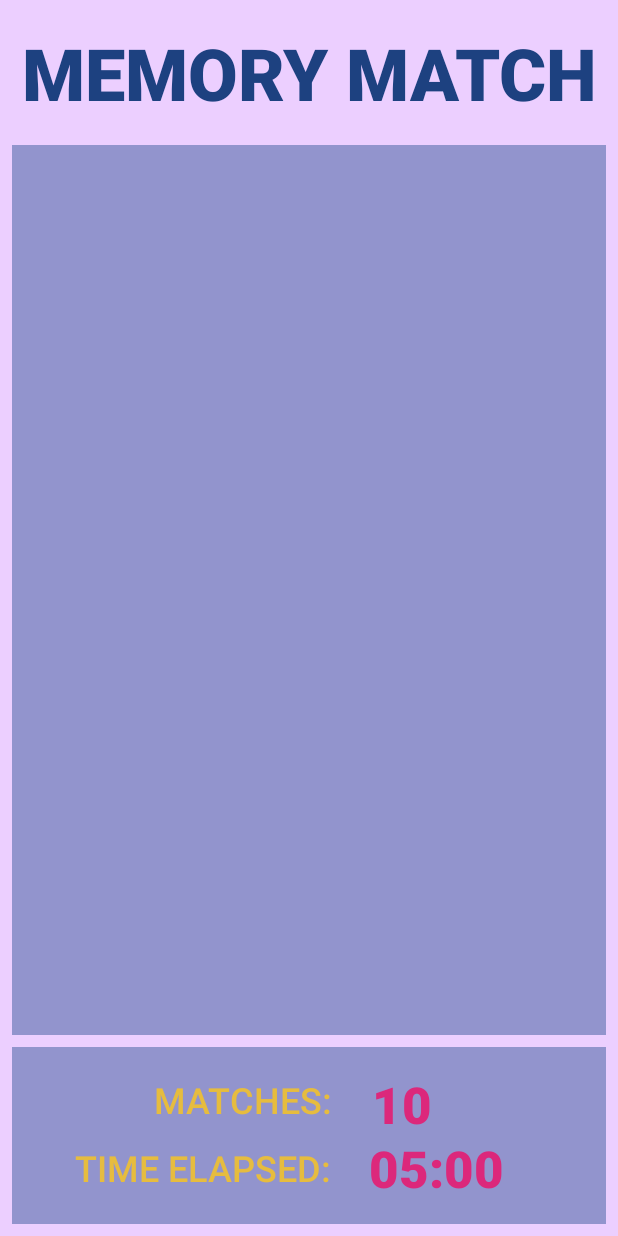
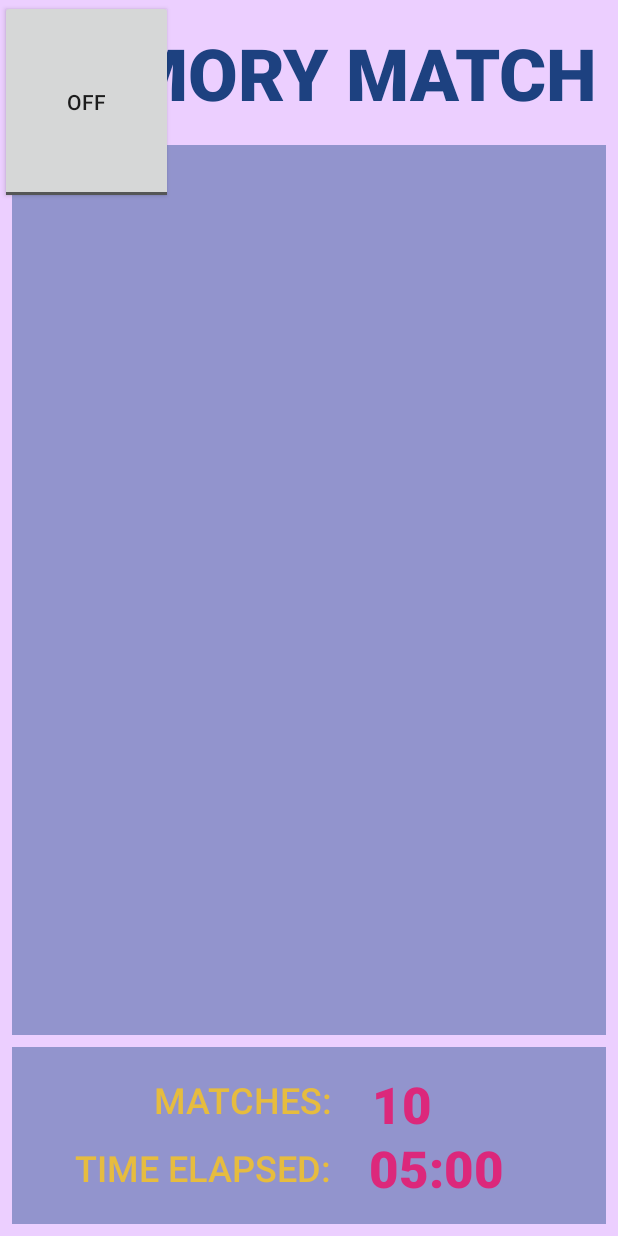
Before and after one commit to steadows/Memory, an Android app: the GamePlayFragment screen opened through its navigation route, on a phone screen of 412 x 824 dp. Run offline under Robolectric (Android 15) with nearby library versions, the phone set to English and light mode, and no system bars.

Commit message:
card class made + added pictures

```diff
--- /dev/null
+++ b/app/src/main/java/com/memory/Card.java
@@ -0,0 +1,18 @@
+package com.memory;
+
+import android.media.Image;
+
+
+public class Card {
+    Image defaultImage;
+    Image hiddenImage;
+
+    Card(){}
+
+    Card(Image hiddenImage){
+        this.hiddenImage = hiddenImage;
+    }
+
+
+
+}
--- a/app/src/main/java/com/memory/GamePlayFragment.java
+++ b/app/src/main/java/com/memory/GamePlayFragment.java
@@ -23,6 +23,14 @@ public class GamePlayFragment extends Fragment {
     // TODO: Rename and change types of parameters
     private String mParam1;
     private String mParam2;
+
+    // Library of all cards available for use
+    private static Card[] allCards;
+
+    // Cards in use for game board
+    private Card[] gameSet1;
+    private Card[] gameSet2;
+
 
     public GamePlayFragment() {
         // Required empty public constructor
--- a/app/src/main/res/layout/fragment_game_play.xml
+++ b/app/src/main/res/layout/fragment_game_play.xml
@@ -39,8 +39,10 @@
         android:background="#74264E91"
         app:layout_constraintBottom_toTopOf="@+id/scorecard_view"
         app:layout_constraintEnd_toEndOf="parent"
+        app:layout_constraintHorizontal_bias="1.0"
         app:layout_constraintStart_toStartOf="parent"
-        app:layout_constraintTop_toBottomOf="@+id/mem_match_title" />
+        app:layout_constraintTop_toBottomOf="@+id/mem_match_title"
+        app:layout_constraintVertical_bias="0.0" />
 
     <View
         android:id="@+id/scorecard_view"
@@ -135,4 +137,12 @@
         app:layout_constraintTop_toTopOf="@+id/scorecard_view"
         app:layout_constraintVertical_bias="0.20999998" />
 
+    <ToggleButton
+        android:id="@+id/cardButton"
+        android:layout_width="115dp"
+        android:layout_height="136dp"
+        android:text="ToggleButton"
+        tools:layout_editor_absoluteX="60dp"
+        tools:layout_editor_absoluteY="181dp" />
+
 </androidx.constraintlayout.widget.ConstraintLayout>
```
Also changed, not shown: 26 other files.
